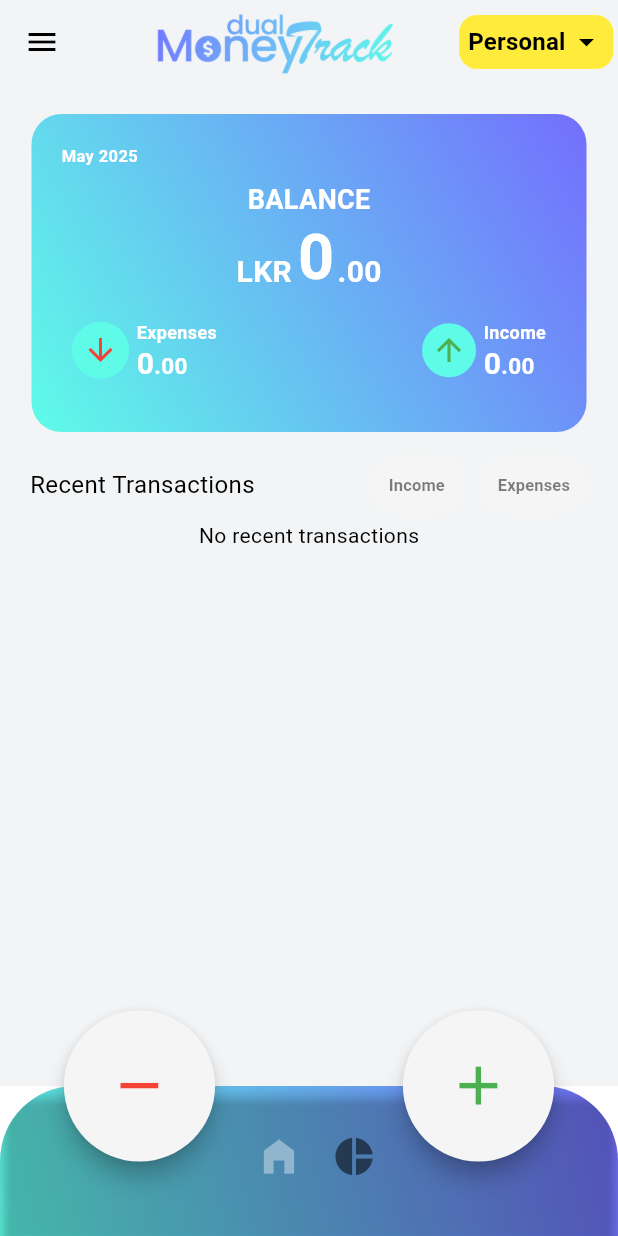
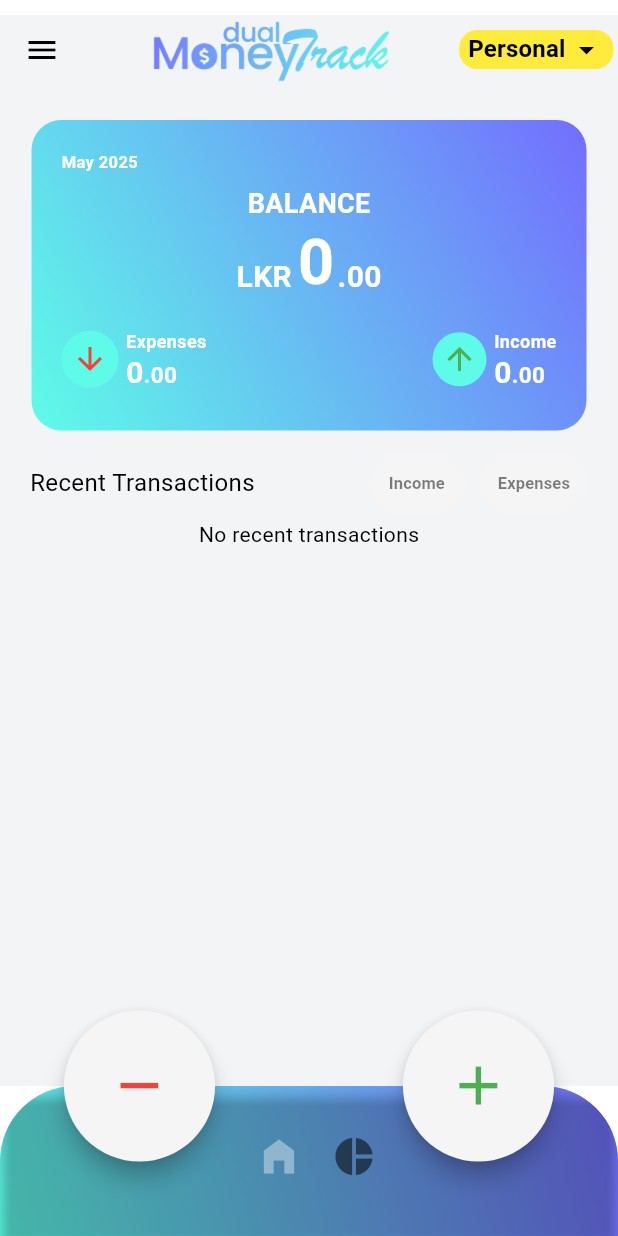
Before and after one commit to minu2003/Dual-Money-Tracker, a Flutter app: the screen it shows once a user with an empty profile is signed in, on a phone screen of 412 x 824 dp. Run offline on Flutter 3.47's test engine with Material 3 defaults, Android fonts, the phone set to English and light mode, and no system bars; our stand-ins replace cloud_firestore, firebase_auth, firebase_core, fl_chart, google_sign_in, month_picker_dialog and 1 more; missing offline and left inert: flutter_facebook_auth; accounts and stored records are empty; network calls fail.

Commit message:
some changes

```diff
--- a/lib/components/appbar.dart
+++ b/lib/components/appbar.dart
@@ -14,7 +14,9 @@ class CustomAppBar extends StatelessWidget implements PreferredSizeWidget {
   @override
   Widget build(BuildContext context) {
 
-    return AppBar(
+    return Container(
+      margin: EdgeInsets.only(top: 10),
+      child: AppBar(
         backgroundColor: Theme.of(context).colorScheme.background,
         iconTheme: IconThemeData(
           color: Theme.of(context).colorScheme.onSurface,
@@ -22,7 +24,6 @@ class CustomAppBar extends StatelessWidget implements PreferredSizeWidget {
         title: Row(
           mainAxisAlignment: MainAxisAlignment.center,
           children: [
-          const SizedBox(width: 5),
             Image.asset(
               "assets/dualLogo.png",
               height: 50,
@@ -35,6 +36,7 @@ class CustomAppBar extends StatelessWidget implements PreferredSizeWidget {
             initialValue: currentAccount,
           ),
         ],
+      ),
     );
   }
 
--- a/lib/components/drawer_screen.dart
+++ b/lib/components/drawer_screen.dart
@@ -30,16 +30,17 @@ class _DrawerScreenState extends State<DrawerScreen> {
       firstDate: DateTime(2000),
       lastDate: DateTime(2100),
       builder: (context, child) {
+        final isDark = Theme.of(context).brightness == Brightness.dark;
         return Theme(
           data: Theme.of(context).copyWith(
             colorScheme: Theme.of(context).colorScheme.copyWith(
               primary: Theme.of(context).colorScheme.secondary,
               onPrimary: Colors.white,
-              onSurface: Colors.black,
+              onSurface: isDark ? Colors.white : Colors.black,
             ),
             textButtonTheme: TextButtonThemeData(
               style: TextButton.styleFrom(
-                foregroundColor: Colors.black,
+                foregroundColor: isDark ? Colors.white : Colors.black,
               ),
             ),
           ),
--- a/lib/screens/business_screen/components/B_drawer.dart
+++ b/lib/screens/business_screen/components/B_drawer.dart
@@ -167,7 +167,7 @@ class _DrawerScreenState extends State<B_DrawerScreen> {
               DrawerHeader(
                 child: Column(
                   children: [
-                    const CircleAvatar(radius: 40, backgroundColor: Colors.yellow, child: Icon(Icons.person, size: 40)),
+                    const CircleAvatar(radius: 40, backgroundColor: Colors.yellow, child: Icon(Icons.person, size: 40, color: Colors.black,)),
                     const SizedBox(height: 3),
                     const Text("Welcome!"),
                     const SizedBox(height: 3),
--- a/lib/screens/view/home_screen.dart
+++ b/lib/screens/view/home_screen.dart
@@ -165,9 +165,9 @@ class _DropdownExampleState extends State<DropdownExample> {
         child: Column(
           children: [
             Container(
-              margin: const EdgeInsets.only(top: 20, right: 21, left: 21),
+              margin: const EdgeInsets.only(top: 24, right: 21, left: 21,),
               padding: const EdgeInsets.all(20),
-              height: 212,
+              height: 207,
               decoration: BoxDecoration(
                   gradient: LinearGradient(
                     colors: [Theme.of(context).colorScheme.primary, Theme.of(context).colorScheme.secondary],
@@ -186,7 +186,7 @@ class _DropdownExampleState extends State<DropdownExample> {
                       fontWeight: FontWeight.bold,
                     ),
                   ),
-                  SizedBox(height: 8,),
+                  SizedBox(height: 7,),
                   Center(
                     child: Text("BALANCE",
                       style: TextStyle(color: Colors.white,
@@ -229,10 +229,8 @@ class _DropdownExampleState extends State<DropdownExample> {
                       ],
                     ),
                   ),
-                  SizedBox(height: 10,),
-                  Padding(
-                    padding: EdgeInsets.all(7),
-                    child: Row(
+                  SizedBox(height: 20,),
+                  Row(
                     children: [
                       Column(
                         children: [
@@ -338,7 +336,6 @@ class _DropdownExampleState extends State<DropdownExample> {
                         ],
                       ),
                     ],
-                    ),
                   )
                 ],
               ),
--- a/lib/screens/view/income_expense/income_expemses.dart
+++ b/lib/screens/view/income_expense/income_expemses.dart
@@ -331,7 +331,7 @@ class _income_expenseState extends State<income_expense> with SingleTickerProvid
                                         _firestoreService.deleteTransaction(
                                           transactionId,
                                           selectedPaymentMethod,
-                                          isBusiness: true,
+                                            isBusiness: currentAccount == 'business',
                                         );
                                         Navigator.pop(context);
                                       },
--- a/lib/screens/view/profile_screen.dart
+++ b/lib/screens/view/profile_screen.dart
@@ -80,7 +80,6 @@ class _edit_profileState extends State<edit_profile> {
         title: Row(
           mainAxisAlignment: MainAxisAlignment.center,
           children: [
-            const SizedBox(width: 5),
             Image.asset(
               "assets/dualLogo.png",
               height: 50,
--- a/pubspec.yaml
+++ b/pubspec.yaml
@@ -48,7 +48,6 @@ dependencies:
   rxdart: ^0.28.0
   provider: ^6.1.2
   month_picker_dialog: ^6.0.3
-
 
 dev_dependencies:
   flutter_test:
```
Also changed, not shown: lib/Authentication/sign_in.dart (+27 -2 lines), lib/Authentication/sign_up.dart (+41 -2 lines), lib/screens/business_screen/business_home_screen.dart (+4 -7 lines), lib/screens/business_screen/components/B_appbar.dart (+6 -5 lines). Lines whose indentation alone changed are shown as unchanged.
